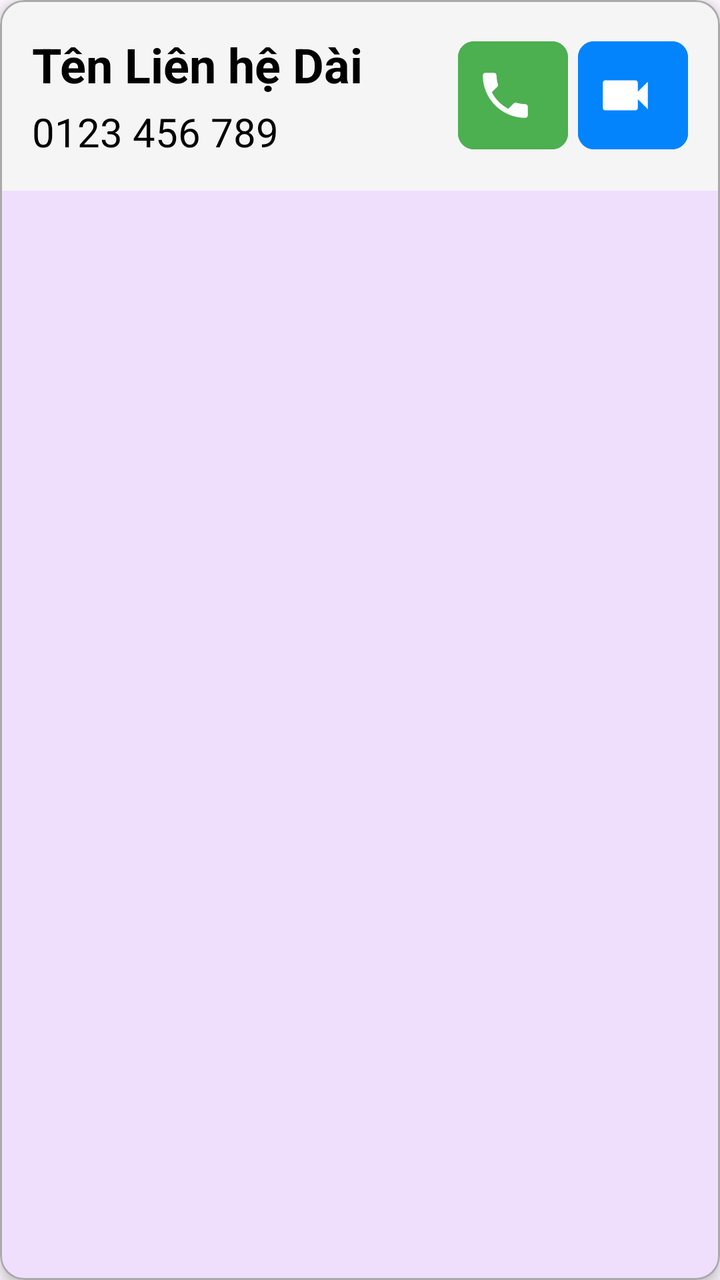
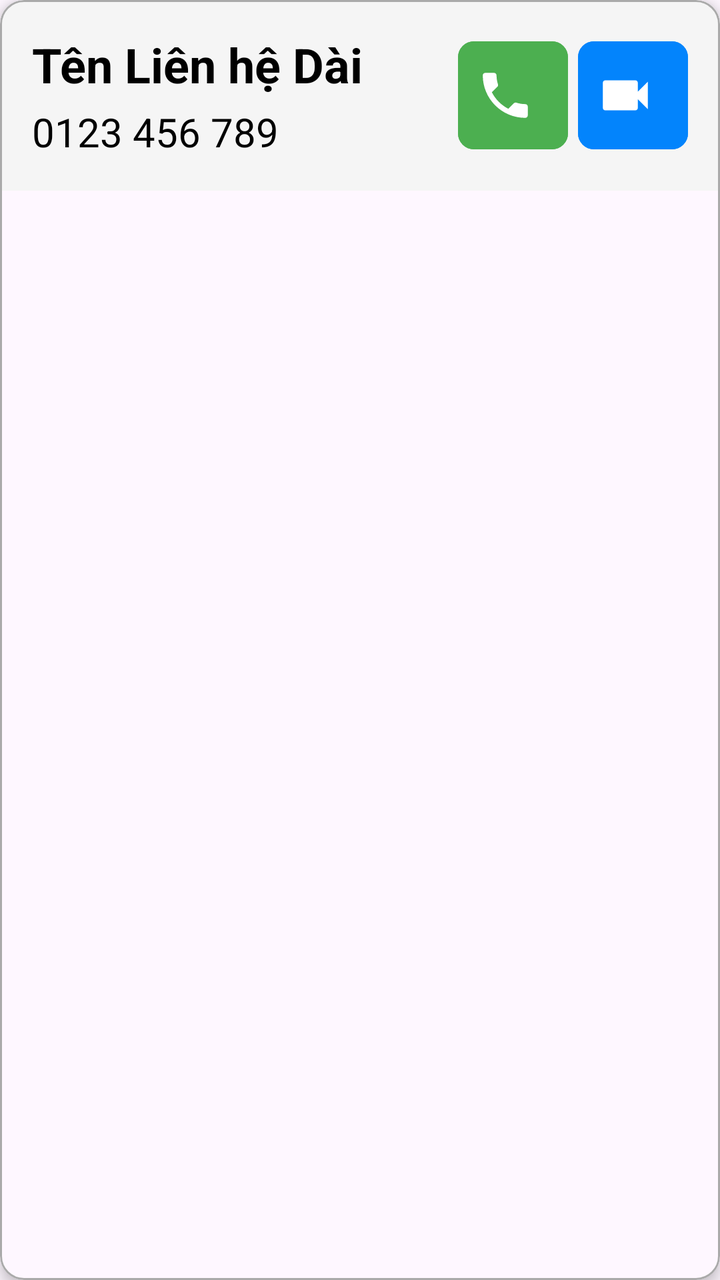

The first picture is an Android layout as it rendered before a commit; the second is the same layout after the commit. The layout source and the unified diff follow.
<!-- AndroidManifest.xml: application theme Theme.SeniorCare -->
<!-- res/layout/item_contact.xml -->
<?xml version="1.0" encoding="utf-8"?>
<com.google.android.material.card.MaterialCardView xmlns:android="http://schemas.android.com/apk/res/android"
    xmlns:app="http://schemas.android.com/apk/res-auto"
    android:layout_width="match_parent"
    android:layout_height="wrap_content"
    app:cardCornerRadius="12dp"
    app:cardElevation="4dp"
    app:strokeColor="@android:color/darker_gray"
    app:strokeWidth="1dp">

    <LinearLayout
        android:layout_width="match_parent"
        android:layout_height="wrap_content"
        android:background="#F5F5F5"
        android:orientation="vertical"
        android:padding="16dp">

        
        <LinearLayout
            android:layout_width="match_parent"
            android:layout_height="wrap_content"
            android:gravity="center_vertical"
            android:orientation="horizontal">

            <LinearLayout
                android:layout_width="0dp"
                android:layout_height="wrap_content"
                android:layout_weight="1"
                android:orientation="vertical">

                <TextView
                    android:id="@+id/contact_name"
                    android:layout_width="wrap_content"
                    android:layout_height="wrap_content"
                    android:text="Tên Liên hệ Dài"
                    android:textColor="@android:color/black"
                    android:textSize="24sp"
                    android:textStyle="bold" />

                <TextView
                    android:id="@+id/contact_phone"
                    android:layout_width="wrap_content"
                    android:layout_height="wrap_content"
                    android:layout_marginTop="4dp"
                    android:text="0123 456 789"
                    android:textColor="@color/black"
                    android:textSize="20sp" />
            </LinearLayout>

            <LinearLayout
                android:layout_width="wrap_content"
                android:layout_height="match_parent"
                android:gravity="center_vertical"
                android:orientation="horizontal">

                <com.google.android.material.button.MaterialButton
                    android:id="@+id/btn_call_phone"
                    android:layout_width="55dp"
                    android:layout_height="wrap_content"
                    android:layout_marginEnd="5dp"
                    android:backgroundTint="#4CAF50"
                    android:paddingHorizontal="24dp"
                    android:paddingVertical="12dp"
                    android:textStyle="bold"
                    app:cornerRadius="8dp"
                    app:icon="@drawable/ic_call"
                    app:iconGravity="textStart"
                    app:iconSize="30dp"
                    app:iconTint="@android:color/white" />

                <com.google.android.material.button.MaterialButton
                    android:id="@+id/btn_call_zalo"
                    android:layout_width="55dp"
                    android:layout_height="wrap_content"
                    android:backgroundTint="@color/zalo_blue"
                    android:paddingHorizontal="24dp"
                    android:paddingVertical="12dp"
                    android:textStyle="bold"
                    app:cornerRadius="8dp"
                    app:icon="@drawable/ic_zalo_call"
                    app:iconGravity="textStart"
                    app:iconSize="30dp"
                    app:iconTint="@android:color/white" />
            </LinearLayout>
        </LinearLayout>

        
    </LinearLayout>
</com.google.android.material.card.MaterialCardView>
<!-- resources referenced by this layout -->
<resources>
  <color name="black">#FF000000</color>
  <color name="zalo_blue">#0384FC</color>
  <!-- drawable ic_call (drawable) -->
  <?xml version="1.0" encoding="utf-8"?>
  <vector xmlns:android="http://schemas.android.com/apk/res/android"
      android:width="24dp"
      android:height="24dp"
      android:viewportWidth="24"
      android:viewportHeight="24">
      <path
          android:fillColor="@android:color/white"
          android:pathData="M6.62,10.79c1.44,2.83 3.76,5.14 6.59,6.59l2.2,-2.2c0.27,-0.27 0.67,-0.36 1.02,-0.24c1.12,0.37 2.32,0.57 3.55,0.57c0.55,0 1,0.45 1,1v3.5c0,0.55 -0.45,1 -1,1c-9.39,0 -17,-7.61 -17,-17c0,-0.55 0.45,-1 1,-1h3.5c0.55,0 1,0.45 1,1c0,1.23 0.2,2.43 0.57,3.55c0.12,0.35 0.03,0.75 -0.24,1.02l-2.2,2.2z"/>
  </vector>
  <!-- drawable ic_zalo_call (drawable) -->
  <?xml version="1.0" encoding="utf-8"?>
  <vector xmlns:android="http://schemas.android.com/apk/res/android"
      android:width="24dp"
      android:height="24dp"
      android:viewportWidth="24"
      android:viewportHeight="24"
      android:tint="?attr/colorControlNormal">
      
      <path
          android:fillColor="@android:color/white"
          android:pathData="M17,10.5V7c0,-0.55,-0.45,-1,-1,-1H4c-0.55,0,-1,0.45,-1,1v10c0,0.55,0.45,1,1,1h12c0.55,0,1,-0.45,1,-1v-3.5l4,4v-11l-4,4z"/>
  </vector>
  <style name="Theme.SeniorCare" parent="Base.Theme.SeniorCare" />
  <style name="Base.Theme.SeniorCare" parent="Theme.Material3.DayNight.NoActionBar">
          
          
          <item name="colorPrimary">@color/purple_500</item>
          <item name="colorPrimaryVariant">@color/purple_700</item>
          <item name="colorOnPrimary">@color/white</item>
          
          <item name="colorSecondary">@color/teal_200</item>
          <item name="colorSecondaryVariant">@color/teal_700</item>
          <item name="colorOnSecondary">@color/black</item>
          
          <item name="android:statusBarColor" tools:targetApi="l">@color/dark_white</item>
          
          <item name="android:windowLightStatusBar" tools:targetApi="m">true</item>
          
      </style>
  <color name="purple_500">#FF6200EE</color>
  <color name="purple_700">#FF3700B3</color>
  <color name="white">#FFFFFFFF</color>
  <color name="teal_200">#FF03DAC5</color>
  <color name="teal_700">#FF018786</color>
  <color name="dark_white">#F5F5F5</color>
</resources>

<!-- the commit's change to res/layout/item_contact.xml (unified diff, before → after) -->
@@ -6,6 +6,7 @@
     app:cardCornerRadius="12dp"
     app:cardElevation="4dp"
     app:strokeColor="@android:color/darker_gray"
+    android:layout_marginBottom="8dp"
     app:strokeWidth="1dp">
 
     <LinearLayout
<!-- resource entries referenced after the edit -->
@@ -30,9 +30,9 @@
   <style name="Base.Theme.SeniorCare" parent="Theme.Material3.DayNight.NoActionBar">
           
           
-          <item name="colorPrimary">@color/purple_500</item>
-          <item name="colorPrimaryVariant">@color/purple_700</item>
-          <item name="colorOnPrimary">@color/white</item>
+          <item name="colorPrimary">@color/white</item>
+          <item name="colorPrimaryVariant">@color/dark_white</item>
+          <item name="colorOnPrimary">@color/black</item>
           
           <item name="colorSecondary">@color/teal_200</item>
           <item name="colorSecondaryVariant">@color/teal_700</item>
@@ -43,8 +43,6 @@
           <item name="android:windowLightStatusBar" tools:targetApi="m">true</item>
           
       </style>
-  <color name="purple_500">#FF6200EE</color>
-  <color name="purple_700">#FF3700B3</color>
   <color name="white">#FFFFFFFF</color>
   <color name="teal_200">#FF03DAC5</color>
   <color name="teal_700">#FF018786</color>
